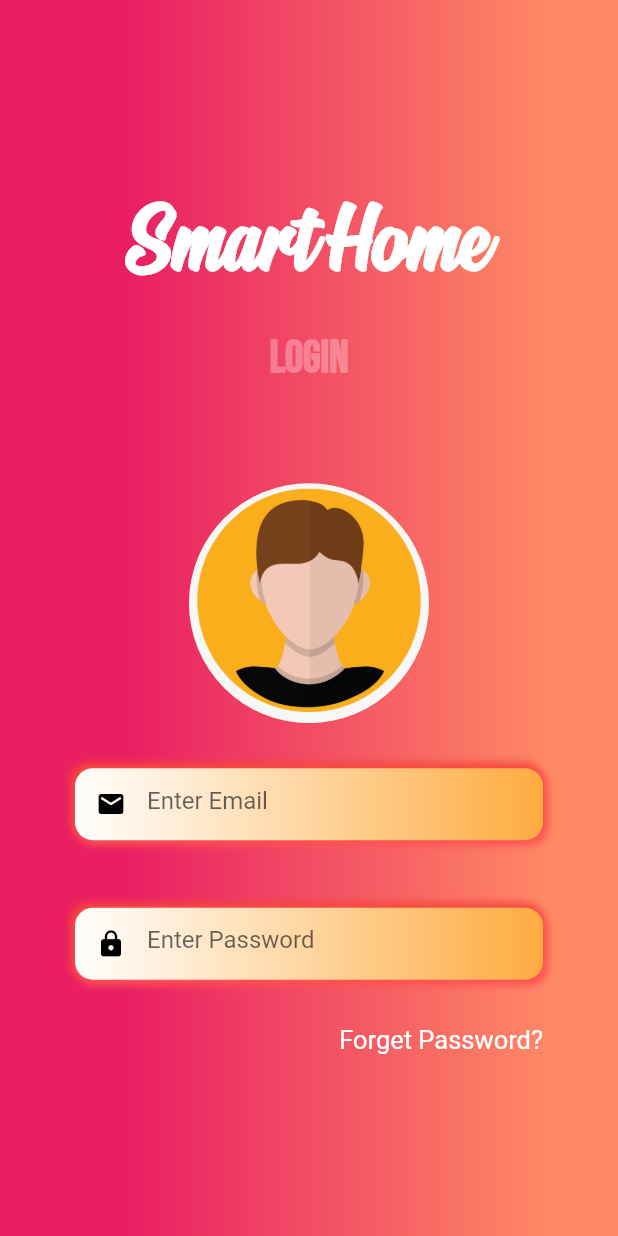
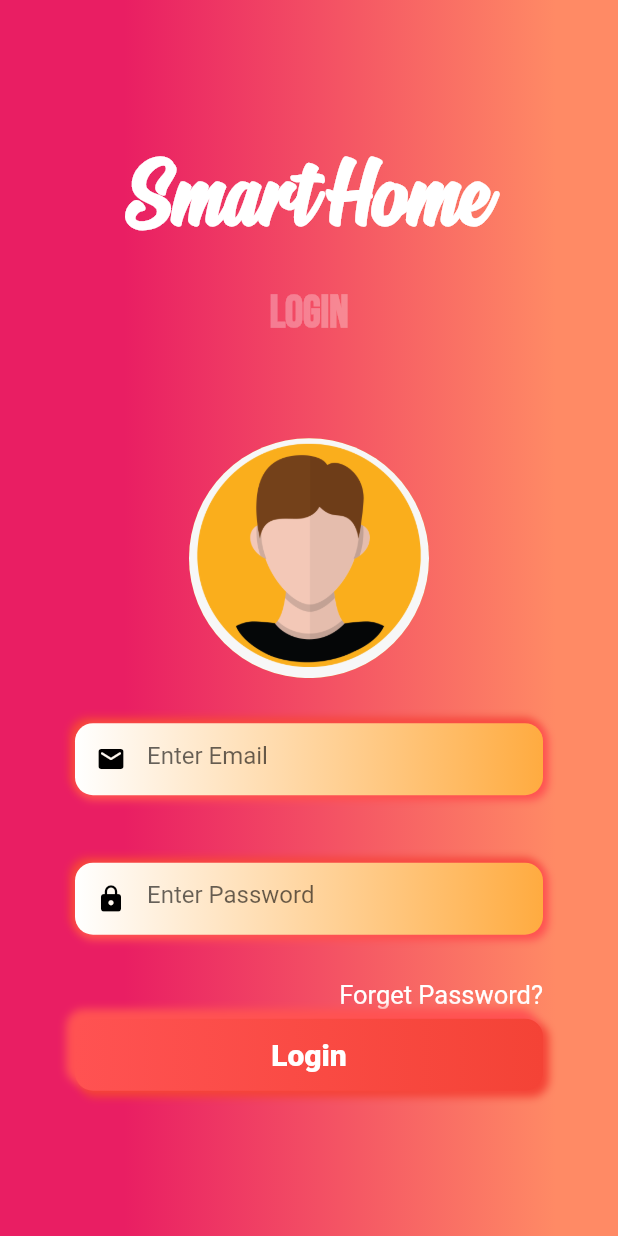
Before and after one commit to fiergetech/first_flutter, a Flutter app: the screen it shows after launch, on a phone screen of 412 x 824 dp. Run offline on Flutter 3.47's test engine with Material 2 defaults, Android fonts, the phone set to English and light mode, and no system bars; our stand-ins replace firebase_auth, firebase_core, fluttertoast; accounts and stored records are empty.

Commit message:
LOGIN BUTTON

```diff
--- a/lib/log_in/components/info.dart
+++ b/lib/log_in/components/info.dart
@@ -1,6 +1,8 @@
 import 'package:firebase_auth/firebase_auth.dart';
+import 'package:first_flutter/widgets/button_login.dart';
 import 'package:first_flutter/widgets/input_field.dart';
 import 'package:flutter/material.dart';
+import 'package:fluttertoast/fluttertoast.dart';
 
 class Credentials extends StatelessWidget {
   final FirebaseAuth _auth = FirebaseAuth.instance;
@@ -12,7 +14,7 @@ class Credentials extends StatelessWidget {
   @override
   Widget build(BuildContext context) {
     return Padding(
-      padding: EdgeInsets.all(50.0),
+      padding: const EdgeInsets.all(50.0),
       child: Column(
         crossAxisAlignment: CrossAxisAlignment.start,
         children: [
@@ -51,7 +53,7 @@ class Credentials extends StatelessWidget {
                 onTap: () {
                   // forget password
                 },
-                child: Text(
+                child: const Text(
                   "Forget Password?",
                   style: TextStyle(
                     fontWeight: FontWeight.w400,
@@ -62,6 +64,24 @@ class Credentials extends StatelessWidget {
               ),
             ],
           ),
+          SizedBox(
+            height: 60.0,
+            child: ButtonLogin(
+                text: "Login",
+                color1: Colors.red,
+                color2: Colors.redAccent,
+                press: () async {
+                  try {
+                    await _auth.signInWithEmailAndPassword(
+                      email: _emailTextController.text.trim().toLowerCase(),
+                      password: _passTextController.text.trim(),
+                    );
+                    //Homescreen
+                  } catch (error) {
+                    Fluttertoast.showToast(msg: error.toString());
+                  }
+                }),
+          )
         ],
       ),
     );
--- a/lib/widgets/button_login.dart
+++ b/lib/widgets/button_login.dart
@@ -21,20 +21,41 @@ class ButtonLogin extends StatelessWidget {
     return GestureDetector(
       onTap: press,
       child: Padding(
-        padding: EdgeInsets.only(top: 6.0, bottom: 6.0),
+        padding: const EdgeInsets.only(top: 6.0, bottom: 6.0),
         child: Container(
           width: double.infinity,
           height: 65,
           decoration: BoxDecoration(
               borderRadius: BorderRadius.circular(12),
-            gradient: LinearGradient(
+              gradient: const LinearGradient(
                   begin: Alignment.centerLeft,
                   end: Alignment.centerRight,
                   colors: [
                     Colors.redAccent,
                     Colors.red,
                   ]),
+              boxShadow: const [
+                BoxShadow(
+                  offset: Offset(3, 3),
+                  spreadRadius: 1,
+                  blurRadius: 4,
+                  color: Colors.red,
                 ),
+                BoxShadow(
+                  offset: Offset(-5, -5),
+                  spreadRadius: 1,
+                  blurRadius: 4,
+                  color: Colors.redAccent,
+                ),
+              ]),
+          child: Center(
+              child: Text(
+            text,
+            style: const TextStyle(
+                fontSize: 20.0,
+                color: Colors.white,
+                fontWeight: FontWeight.w800),
+          )),
         ),
       ),
     );
```
Also changed, not shown: pubspec.lock, 2 other files. Lines whose indentation alone changed are shown as unchanged.
